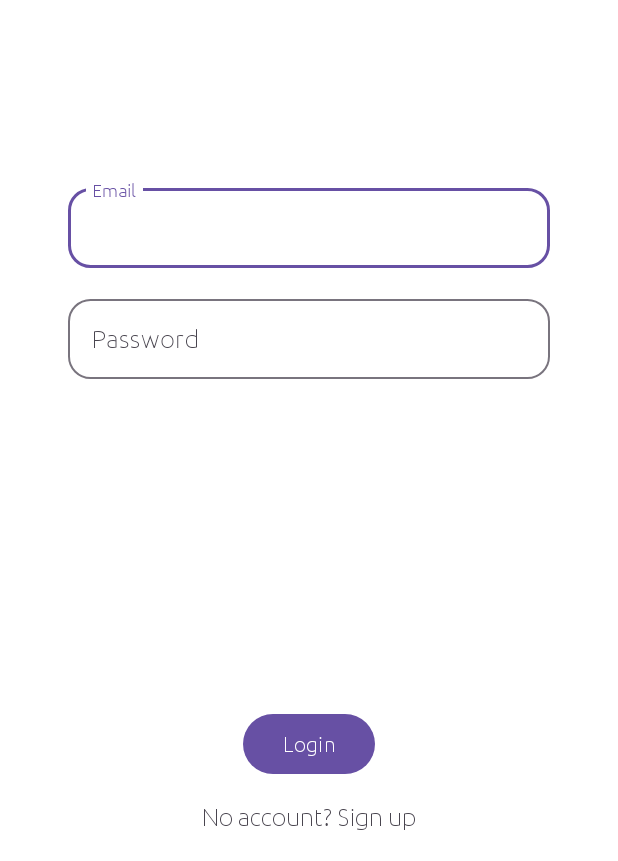
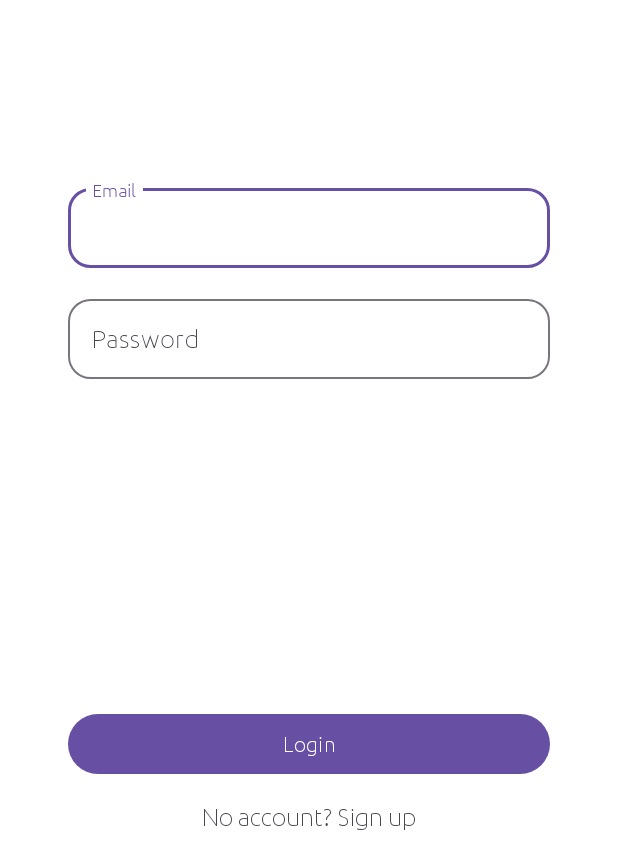
Before and after one commit to memaev/DrawIt, an Android app: the screen it shows after launch (LoginActivity), on a phone screen of 412 x 824 dp, the part 375-1236 px from its top. Run offline under Robolectric (Android 15) with nearby library versions, the phone set to English and light mode, and no system bars; our stand-ins replace Dagger/Hilt's generated code, Firebase (no records; nobody signed in at launch, a user with empty details on screens opened directly); libraries missing offline, so code that uses them is left out: maevskii.studio.loading_button; plain views replace LoadingButton; 7 statements that could not run were skipped.

Commit message:
Finished refactoring UI in LoginScreen

```diff
--- a/app/src/main/res/layout/activity_login.xml
+++ b/app/src/main/res/layout/activity_login.xml
@@ -76,16 +76,19 @@
             android:layout_width="match_parent"
             android:layout_height="wrap_content"
             android:hint="@string/password"
+            android:inputType="textPassword"
             />
     </com.google.android.material.textfield.TextInputLayout>
 
     <maevskii.studio.loading_button.LoadingButton
         android:id="@+id/btn_login"
-        android:layout_width="wrap_content"
+        android:layout_width="match_parent"
         android:layout_height="wrap_content"
+        android:layout_marginHorizontal="45dp"
         android:text="@string/login2"
         android:textColor="@color/white"
         app:isLoading="true"
+        android:paddingVertical="5dp"
         android:layout_marginBottom="15dp"
         app:layout_constraintBottom_toTopOf="@+id/tv_no_account"
         app:layout_constraintEnd_toEndOf="parent"
--- a/gradle/libs.versions.toml
+++ b/gradle/libs.versions.toml
@@ -11,7 +11,7 @@ junit = "4.13.2"
 junitVersion = "1.2.1"
 material = "1.12.0"
 swiperefreshlayout = "1.1.0"
-loadingButton = "v1.0.0"
+loadingButton = "v1.0.2"
 
 [libraries]
 android-material-material = { module = "com.google.android.material:material", version.ref = "material" }
```
